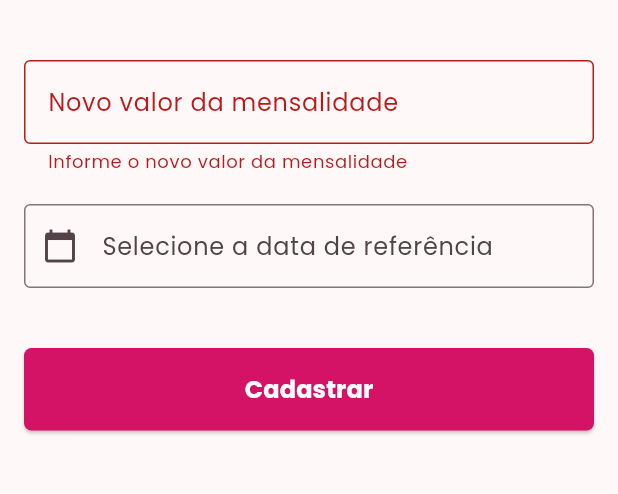
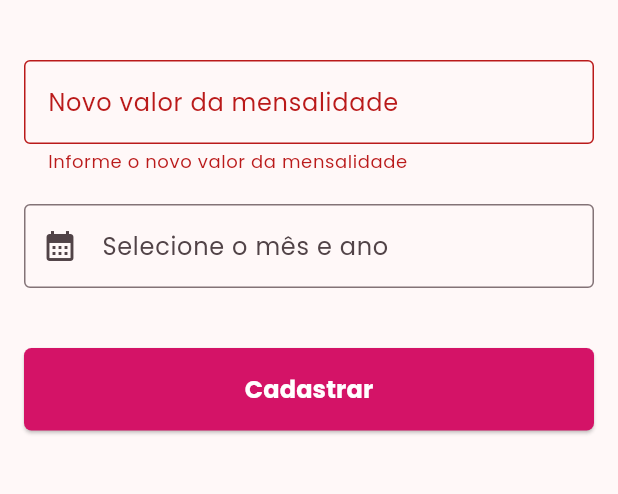
Before and after one commit to devThiagoJorge/mensalidade-mts-app, a Flutter app: the AtualizarMensalidadeModal screen opened directly, after a tap on "Cadastrar", on a phone screen of 412 x 824 dp, the part 324-818 px from its top. Run offline on Flutter 3.47's test engine with Material 3 defaults, Android fonts, the phone set to English and light mode, and no system bars; our stand-ins replace dio, flutter_secure_storage, google_fonts; missing offline and left inert: flutter_date_pickers; accounts and stored records are empty.

Commit message:
Adicionando possibilidade de alterar o valor da mensalidade

```diff
--- /dev/null
+++ b/lib/core/components/month_year_date_picker.dart
@@ -0,0 +1,73 @@
+import 'package:flutter/material.dart';
+import 'package:intl/intl.dart';
+import 'package:flutter_date_pickers/flutter_date_pickers.dart' as dp;
+
+class MonthYearPickerFormField extends StatefulWidget {
+  final String labelText;
+  final TextEditingController controller;
+  final Function(DateTime)? onDateSelected;
+
+  const MonthYearPickerFormField({
+    super.key,
+    required this.labelText,
+    required this.controller,
+    this.onDateSelected,
+  });
+
+  @override
+  State<MonthYearPickerFormField> createState() =>
+      _MonthYearPickerFormFieldState();
+}
+
+class _MonthYearPickerFormFieldState extends State<MonthYearPickerFormField> {
+  Future<void> _selectMonthYear(BuildContext context) async {
+    final DateTime initialDate = DateTime.now();
+
+    final DateTime? picked = await showDialog<DateTime>(
+      context: context,
+      builder: (BuildContext context) {
+        return AlertDialog(
+          title: const Text('Selecione o Mês e o Ano'),
+          content: SizedBox(
+            width: 300,
+            height: 300,
+            child: dp.MonthPicker.single(
+              selectedDate: initialDate,
+              firstDate: DateTime(2000),
+              lastDate: DateTime(2100),
+              onChanged: (DateTime newDate) {
+                Navigator.pop(context, newDate);
+              },
+            ),
+          ),
+        );
+      },
+    );
+
+    if (picked != null) {
+      setState(() {
+        // Formata a data para "MM/yyyy"
+        widget.controller.text = DateFormat('MM/yyyy').format(picked);
+
+        // Chama o callback com a data selecionada
+        if (widget.onDateSelected != null) {
+          widget.onDateSelected!(picked);
+        }
+      });
+    }
+  }
+
+  @override
+  Widget build(BuildContext context) {
+    return TextFormField(
+      controller: widget.controller,
+      readOnly: true,
+      decoration: InputDecoration(
+        labelText: widget.labelText,
+        prefixIcon: const Icon(Icons.calendar_month),
+        border: const OutlineInputBorder(),
+      ),
+      onTap: () => _selectMonthYear(context),
+    );
+  }
+}
--- /dev/null
+++ b/lib/core/utils/numbers_utils.dart
@@ -0,0 +1,5 @@
+class NumberUtils {
+  static double converterParaDouble(String text) {
+    return double.parse(text);
+  }
+}
--- a/lib/features/gestoes/gestao_service.dart
+++ b/lib/features/gestoes/gestao_service.dart
@@ -10,7 +10,7 @@ class GestaoService {
   Future<MappingResponse<void>> atualizarValorMensalidade(
     AtualizarMensalidadeCommand command,
   ) {
-    return api.post<void>(prefixo, {
+    return api.put<void>('$prefixo/mensalidade/valor', {
       'dataReferencia': command.dataReferencia.toIso8601String(),
       'novoValor': command.novoValor,
     }, (_) {});
--- a/lib/features/gestoes/presentation/atualizar_mensalidade_gestao.dart
+++ b/lib/features/gestoes/presentation/atualizar_mensalidade_gestao.dart
@@ -1,8 +1,13 @@
 import 'package:flutter/material.dart';
 import 'package:flutter/services.dart';
-import 'package:mensalidade_mts_app/core/components/date_picker.dart';
+import 'package:mensalidade_mts_app/core/components/month_year_date_picker.dart';
+import 'package:mensalidade_mts_app/core/components/snackbar.dart';
 import 'package:mensalidade_mts_app/core/componentsStyle/login/app_text_styles_login.dart';
+import 'package:mensalidade_mts_app/core/utils/data_utils.dart';
+import 'package:mensalidade_mts_app/core/utils/numbers_utils.dart';
 import 'package:mensalidade_mts_app/features/gestoes/commands/atualizar_mensalidade_command.dart';
+import 'package:mensalidade_mts_app/features/gestoes/providers/gestao_provider.dart';
+import 'package:provider/provider.dart';
 
 class AtualizarMensalidadeModal extends StatefulWidget {
   const AtualizarMensalidadeModal({super.key});
@@ -26,6 +31,7 @@ class _AtualizarMensalidadeModalState extends State<AtualizarMensalidadeModal> {
   final GlobalKey<FormState> _formKey = GlobalKey<FormState>();
   @override
   Widget build(BuildContext context) {
+    final provider = Provider.of<GestaoProvider>(context);
     return Scaffold(
       appBar: AppBar(
         title: const Text(
@@ -65,40 +71,55 @@ class _AtualizarMensalidadeModalState extends State<AtualizarMensalidadeModal> {
                   },
                 ),
                 const SizedBox(height: 20),
-                DatePickerFormField(
-                  labelText: 'Selecione a data de referência',
+
+                MonthYearPickerFormField(
+                  labelText: 'Selecione o mês e ano',
                   controller: dataReferenciaController,
                 ),
 
                 const SizedBox(height: 40),
 
-                // provider.loading
-                //     ? const CircularProgressIndicator(
-                //         color: AppTextStylesLogin.rotaractColor,
-                //       )
-                //     :
-                SizedBox(
+                provider.loading
+                    ? const CircularProgressIndicator(
+                        color: AppTextStylesLogin.rotaractColor,
+                      )
+                    : SizedBox(
                         width: double.infinity,
                         height: 55,
                         child: ElevatedButton(
                           style: ElevatedButton.styleFrom(
                             shape: const RoundedRectangleBorder(
-                        borderRadius: BorderRadius.all(Radius.circular(5)),
+                              borderRadius: BorderRadius.all(
+                                Radius.circular(5),
+                              ),
                             ),
                             backgroundColor: AppTextStylesLogin.rotaractColor,
                           ),
-                    onPressed: () {
+                          onPressed: () async {
                             if (_formKey.currentState!.validate()) {
-                        final double valor = double.parse(
-                          novoValorController.text,
-                        );
                               AtualizarMensalidadeCommand command =
                                   AtualizarMensalidadeCommand(
-                              dataReferencia: DateTime.now(),
-                              novoValor: valor,
+                                    dataReferencia: DataUtils.formatarData(
+                                      '01/${dataReferenciaController.text}',
+                                    ),
+                                    novoValor: NumberUtils.converterParaDouble(
+                                      novoValorController.text,
+                                    ),
                                   );
 
-                        // provider.cadastrarAssociado(command);
+                              await provider.atualizarValorMensalidade(command);
+
+                              if (provider.error != null) {
+                                SnackbarHelper.mostrarErro(
+                                  context,
+                                  provider.error ?? 'Erro inesperado',
+                                );
+                              } else {
+                                SnackbarHelper.mostrarSucesso(
+                                  context,
+                                  provider.response!.message,
+                                );
+                              }
                             }
                           },
                           child: const Text(
@@ -108,17 +129,6 @@ class _AtualizarMensalidadeModalState extends State<AtualizarMensalidadeModal> {
                         ),
                       ),
                 const SizedBox(height: 12),
-                // if (provider.response != null)
-                //   Text(
-                //     provider.response!.message,
-                //     style: TextStyle(
-                //       color: provider.response!.success
-                //           ? Colors.green
-                //           : Colors.red,
-                //       fontWeight: FontWeight.bold,
-                //     ),
-                //     textAlign: TextAlign.center,
-                //   ),
               ],
             ),
           ),
--- a/lib/features/gestoes/providers/gestao_provider.dart
+++ b/lib/features/gestoes/providers/gestao_provider.dart
@@ -0,0 +1,42 @@
+import 'package:flutter/material.dart';
+import 'package:mensalidade_mts_app/core/response/mapping_response.dart';
+import 'package:mensalidade_mts_app/features/gestoes/commands/atualizar_mensalidade_command.dart';
+import 'package:mensalidade_mts_app/features/gestoes/gestao_service.dart';
+
+class GestaoProvider extends ChangeNotifier {
+  final GestaoService gestaoService;
+
+  GestaoProvider(this.gestaoService);
+
+  MappingResponse? _response;
+  MappingResponse? get response => _response;
+
+  bool _loading = false;
+  bool get loading => _loading;
+
+  String? _error;
+  String? get error => _error;
+
+  Future<void> atualizarValorMensalidade(
+    AtualizarMensalidadeCommand command,
+  ) async {
+    _loading = true;
+    _error = null;
+    _response = null;
+    notifyListeners();
+
+    try {
+      final result = await gestaoService.atualizarValorMensalidade(command);
+      _response = result;
+
+      if (!result.success) {
+        _error = result.message;
+      }
+    } catch (e) {
+      _error = e.toString();
+    } finally {
+      _loading = false;
+      notifyListeners();
+    }
+  }
+}
--- a/lib/features/pagamentos/commands/atualizar_pagamento_command.dart
+++ b/lib/features/pagamentos/commands/atualizar_pagamento_command.dart
@@ -8,8 +8,4 @@ class AtualizarPagamentoCommand {
     required this.statusPagamentoId,
     required this.dataPagamento,
   });
-
-  void atualizarDataPagamento(DateTime data) {
-    dataPagamento = data;
-  }
 }
--- a/lib/main.dart
+++ b/lib/main.dart
@@ -7,6 +7,8 @@ import 'package:mensalidade_mts_app/features/auth/auth_gate.dart';
 import 'package:mensalidade_mts_app/features/auth/auth_service.dart';
 import 'package:mensalidade_mts_app/features/auth/providers/auth_provider.dart';
 import 'package:mensalidade_mts_app/features/auth/providers/primeiro_acesso_provider.dart';
+import 'package:mensalidade_mts_app/features/gestoes/gestao_service.dart';
+import 'package:mensalidade_mts_app/features/gestoes/providers/gestao_provider.dart';
 import 'package:mensalidade_mts_app/features/pagamentos/pagamento_service.dart';
 import 'package:mensalidade_mts_app/features/pagamentos/providers/pagamento_provider.dart';
 import 'package:provider/provider.dart';
@@ -33,12 +35,13 @@ void main() {
   final authService = AuthService(api);
   final associadoService = AssociadoService(api);
   final pagamentosService = PagamentoService(api);
-
+  final gestaoService = GestaoService(api);
   runApp(
     MyApp(
       authService: authService,
       associadoService: associadoService,
       pagamentosService: pagamentosService,
+      gestaoService: gestaoService,
     ),
   );
 }
@@ -47,11 +50,13 @@ class MyApp extends StatelessWidget {
   final AuthService authService;
   final AssociadoService associadoService;
   final PagamentoService pagamentosService;
+  final GestaoService gestaoService;
   const MyApp({
     super.key,
     required this.authService,
     required this.associadoService,
     required this.pagamentosService,
+    required this.gestaoService,
   });
   @override
   Widget build(BuildContext context) {
@@ -67,6 +72,7 @@ class MyApp extends StatelessWidget {
         ChangeNotifierProvider(
           create: (_) => PagamentoProvider(pagamentosService),
         ),
+        ChangeNotifierProvider(create: (_) => GestaoProvider(gestaoService)),
       ],
       child: MaterialApp(
         title: 'Mensalidades MTS',
--- a/pubspec.yaml
+++ b/pubspec.yaml
@@ -39,6 +39,7 @@ dependencies:
   google_fonts: ^6.3.0
   flutter_secure_storage: ^9.2.4
   intl: ^0.20.2
+  flutter_date_pickers: ^0.4.3
 
 dev_dependencies:
   flutter_test:
```
Also changed, not shown: lib/core/utils/data_utils.dart (added, +13 -0 lines), lib/features/pagamentos/presentation/modal_confirmacao_pagamento.dart (+3 -17 lines), pubspec.lock. Lines whose indentation alone changed are shown as unchanged.
